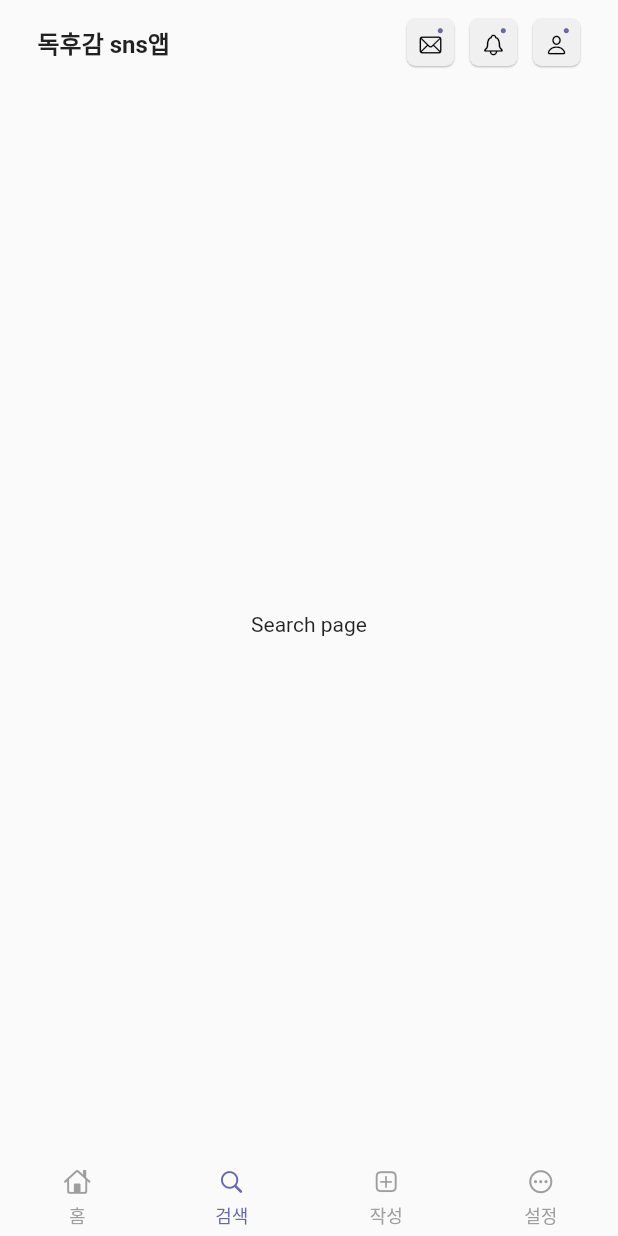
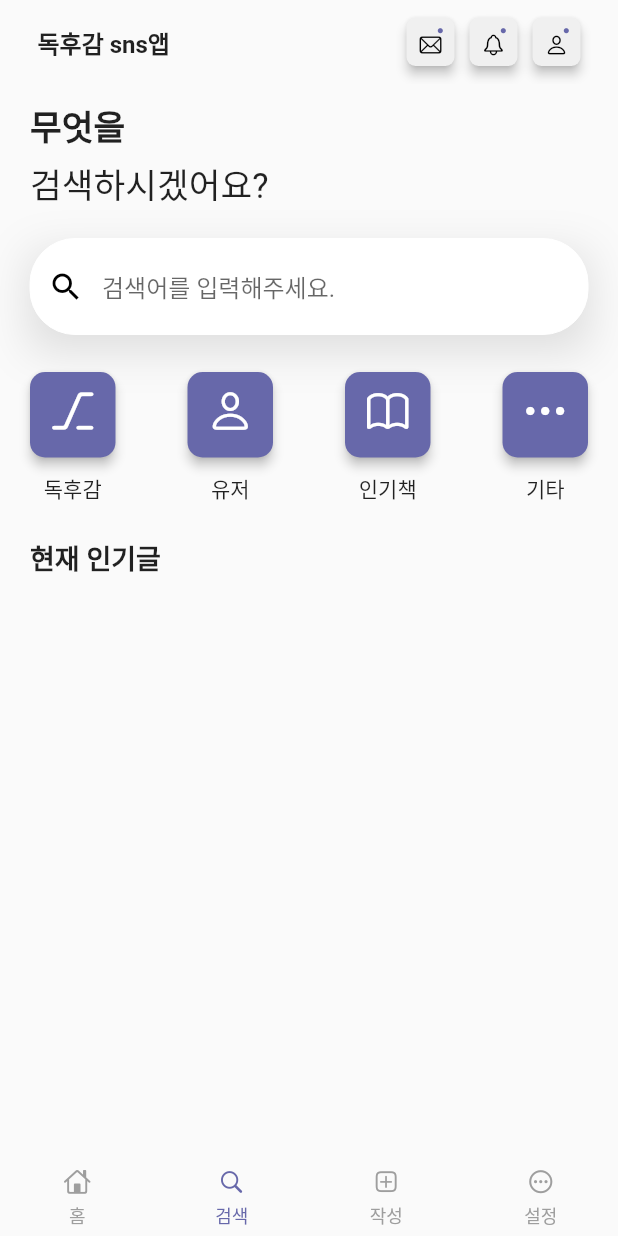
Before and after one commit to book-report-project/book-report-project, a Flutter app: the screen it shows after launch, on a phone screen of 412 x 824 dp. Run offline on Flutter 3.47's test engine with Material 2 defaults, Android fonts, the light colour scheme and no system bars; our stand-ins replace cached_network_image, faker, google_fonts, jiffy, like_button.

Commit message:
feat(:sparkles:): search page

```diff
--- a/lib/pages/home/search_page.dart
+++ b/lib/pages/home/search_page.dart
@@ -1,3 +1,6 @@
+import 'package:book_report_app/style/theme.dart';
+import 'package:book_report_app/widgets/icon_buttons.dart';
+import 'package:flutter/cupertino.dart';
 import 'package:flutter/material.dart';
 
 class SearchPage extends StatefulWidget {
@@ -10,6 +13,162 @@ class SearchPage extends StatefulWidget {
 class SearchPageState extends State<SearchPage> {
   @override
   Widget build(BuildContext context) {
-    return const Center(child: Text('Search page'));
+    return Padding(
+      padding: const EdgeInsets.only(left: 20.0, top: 10.0),
+      child: Column(
+        mainAxisAlignment: MainAxisAlignment.start,
+        crossAxisAlignment: CrossAxisAlignment.start,
+        children: [
+          Expanded(
+              child: SingleChildScrollView(
+            child: Column(
+              mainAxisAlignment: MainAxisAlignment.start,
+              crossAxisAlignment: CrossAxisAlignment.start,
+              children: [
+                const Text(
+                  '무엇을',
+                  style: TextStyle(fontSize: 23.0, fontWeight: FontWeight.bold),
+                ),
+                const SizedBox(height: 5.0),
+                const Text(
+                  '검색하시겠어요?',
+                  style: TextStyle(fontSize: 23.0),
+                ),
+                _SearchInput(),
+                Row(
+                  mainAxisAlignment: MainAxisAlignment.spaceBetween,
+                  children: [
+                    _Icon(
+                      onTap: () {},
+                      icon: CupertinoIcons.alt,
+                      text: "독후감",
+                    ),
+                    _Icon(
+                      onTap: () {},
+                      icon: CupertinoIcons.person,
+                      text: "유저",
+                    ),
+                    _Icon(
+                      onTap: () {},
+                      icon: CupertinoIcons.book,
+                      text: "인기책",
+                    ),
+                    _Icon(
+                      onTap: () {},
+                      icon: CupertinoIcons.ellipsis,
+                      text: "기타",
+                    ),
+                  ],
+                ),
+                const Text(
+                  '현재 인기글',
+                  style: TextStyle(fontSize: 18.0, fontWeight: FontWeight.w600),
+                ),
+                const SizedBox(height: 10),
+                // _PopularList(),
+              ],
+            ),
+          )),
+        ],
+      ),
+    );
   }
 }
+
+class _SearchInput extends StatelessWidget {
+  @override
+  Widget build(BuildContext context) {
+    return Padding(
+      padding: const EdgeInsets.only(right: 20, top: 20.0),
+      child: Container(
+        decoration: const BoxDecoration(
+          boxShadow: [
+            BoxShadow(
+              color: Colors.black12,
+              blurRadius: 25,
+              offset: Offset(0, 10),
+            ),
+          ],
+        ),
+        child: TextFormField(
+          decoration: const InputDecoration(
+            fillColor: Colors.white,
+            filled: true,
+            prefixIcon: Icon(
+              Icons.search,
+              color: Colors.black,
+            ),
+            hintText: '검색어를 입력해주세요.',
+            focusedBorder: OutlineInputBorder(
+                borderRadius: BorderRadius.all(Radius.circular(30.0)),
+                borderSide: BorderSide(color: Colors.white, width: 0.0)),
+            border: OutlineInputBorder(
+                borderRadius: BorderRadius.all(Radius.circular(30.0)),
+                borderSide: BorderSide(color: Colors.white, width: 0.0)),
+            enabledBorder: OutlineInputBorder(
+                borderRadius: BorderRadius.all(Radius.circular(30.0)),
+                borderSide: BorderSide(color: Colors.white, width: 0.0)),
+          ),
+        ),
+      ),
+    );
+  }
+}
+
+class _Icon extends StatelessWidget {
+  const _Icon({
+    Key? key,
+    required this.icon,
+    required this.onTap,
+    required this.text,
+  }) : super(key: key);
+
+  final IconData icon;
+  final VoidCallback onTap;
+  final String text;
+
+  @override
+  Widget build(BuildContext context) {
+    return Padding(
+      padding: const EdgeInsets.only(top: 25.0, right: 20.0),
+      child: SizedBox(
+        height: 110,
+        child: Column(
+          children: [
+            IconBackground(
+                size: 45.0,
+                iconSize: 32.0,
+                icon: icon,
+                background: AppColors.secondary,
+                iconColor: Colors.white,
+                borderRadius: 10.0,
+                onTap: onTap),
+            const SizedBox(height: 10.0),
+            Text(text),
+          ],
+        ),
+      ),
+    );
+  }
+}
+
+class _PopularList extends StatelessWidget {
+  @override
+  Widget build(BuildContext context) {
+    return Expanded(
+      child: ListView.builder(
+        shrinkWrap: true,
+        physics: const NeverScrollableScrollPhysics(),
+        scrollDirection: Axis.horizontal,
+        itemCount: 15,
+        itemBuilder: (BuildContext context, int index) => const Card(
+          margin: EdgeInsets.only(right: 20),
+          child: SizedBox(
+              width: 250,
+              height: 80,
+              child: Center(child: Text('Dummy Card Text'))),
+        ),
+      ),
+    );
+  }
+}
--- a/lib/widgets/icon_buttons.dart
+++ b/lib/widgets/icon_buttons.dart
@@ -9,11 +9,19 @@ class IconBackground extends StatefulWidget {
     required this.icon,
     required this.onTap,
     this.iconColor = Colors.black,
+    this.size = 20.0,
+    this.iconSize = 16.0,
+    this.borderRadius = 6.0,
+    this.background = AppColors.cardLight,
   }) : super(key: key);
 
   final IconData icon;
   final VoidCallback onTap;
   final Color iconColor;
+  final double size;
+  final double iconSize;
+  final double borderRadius;
+  final Color background;
 
   @override
   State<IconBackground> createState() => _IconBackgroundState();
@@ -30,9 +38,9 @@ class _IconBackgroundState extends State<IconBackground> {
   @override
   Widget build(BuildContext context) {
     return Material(
-      elevation: 0.5,
-      color: AppColors.cardLight,
-      borderRadius: BorderRadius.circular(6),
+      elevation: 3,
+      color: widget.background,
+      borderRadius: BorderRadius.circular(widget.borderRadius),
       child: InkWell(
         borderRadius: BorderRadius.circular(6),
         splashColor: Theme.of(context).scaffoldBackgroundColor,
@@ -43,12 +51,13 @@ class _IconBackgroundState extends State<IconBackground> {
         child: Padding(
           padding: const EdgeInsets.all(6),
           child: SizedBox(
-            width: 20,
-            height: 20,
+            width: widget.size,
+            height: widget.size,
             child: Column(
               children: [
                 _badge(isNewData),
-                Icon(widget.icon, size: 16, color: widget.iconColor),
+                Icon(widget.icon,
+                    size: widget.iconSize, color: widget.iconColor),
               ],
             ),
           ),
```
